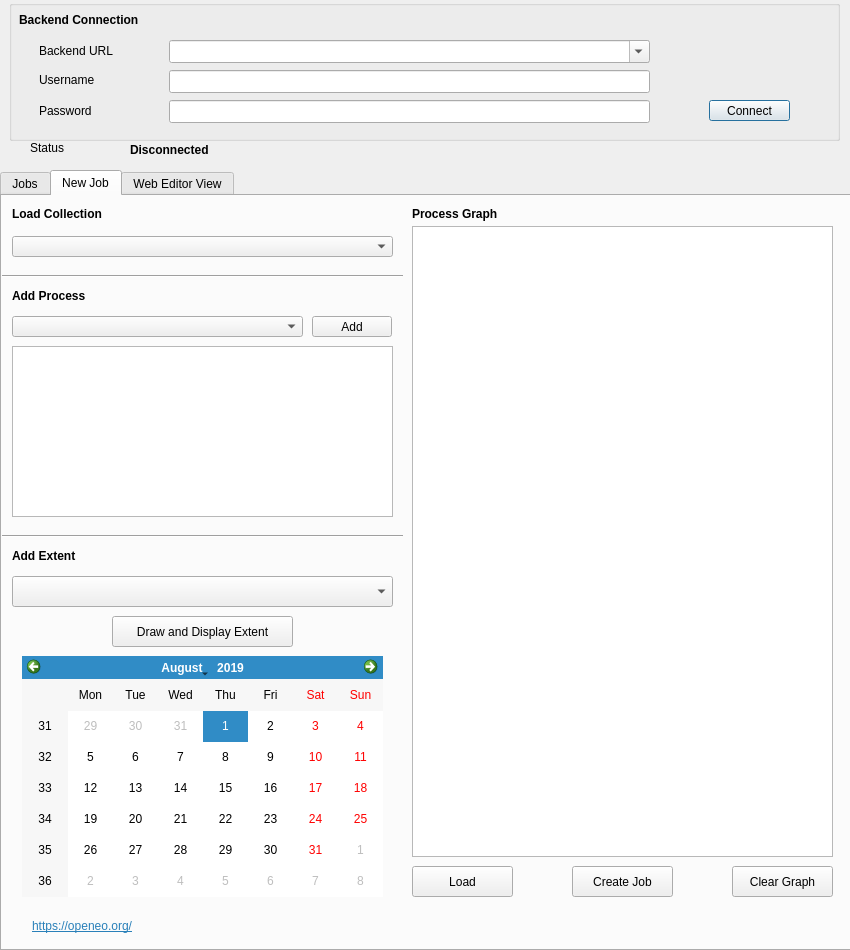
Open-EO/openeo-qgis-plugin, file openeo_connector_dialog_base.ui: the form before one commit.
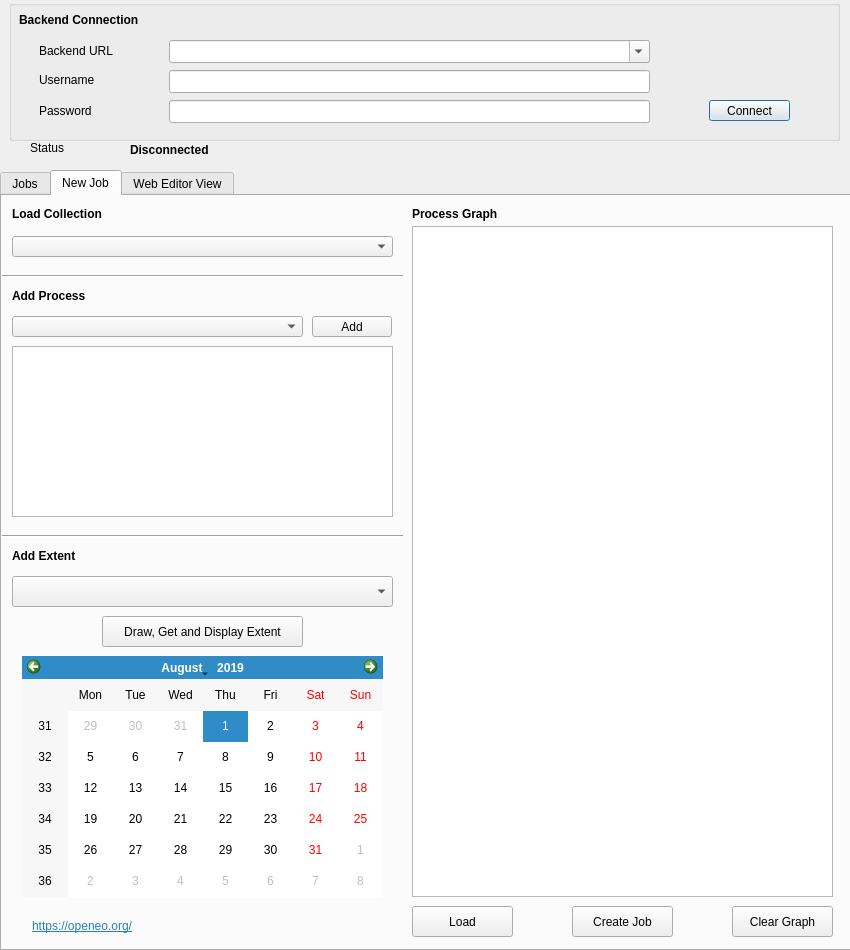
The form after the commit. Icons and pictures are not drawn.

The edit to the form file:
```diff
--- a/openeo_connector_dialog_base.ui
+++ b/openeo_connector_dialog_base.ui
@@ -239,7 +239,7 @@
      <property name="geometry">
       <rect>
        <x>570</x>
-       <y>670</y>
+       <y>710</y>
        <width>101</width>
        <height>31</height>
       </rect>
@@ -314,7 +314,7 @@
      <property name="geometry">
       <rect>
        <x>730</x>
-       <y>670</y>
+       <y>710</y>
        <width>101</width>
        <height>31</height>
       </rect>
@@ -329,7 +329,7 @@
        <x>410</x>
        <y>30</y>
        <width>421</width>
-       <height>631</height>
+       <height>671</height>
       </rect>
      </property>
     </widget>
@@ -363,7 +363,7 @@
      <property name="geometry">
       <rect>
        <x>410</x>
-       <y>670</y>
+       <y>710</y>
        <width>101</width>
        <height>31</height>
       </rect>
@@ -481,14 +481,14 @@
     <widget class="QPushButton" name="DrawButton">
      <property name="geometry">
       <rect>
-       <x>110</x>
+       <x>100</x>
        <y>420</y>
-       <width>181</width>
+       <width>201</width>
        <height>31</height>
       </rect>
      </property>
      <property name="text">
-      <string>Draw and Display Extent</string>
+      <string>Draw, Get and Display Extent</string>
      </property>
     </widget>
     <zorder>processgraphEdit</zorder>
```
